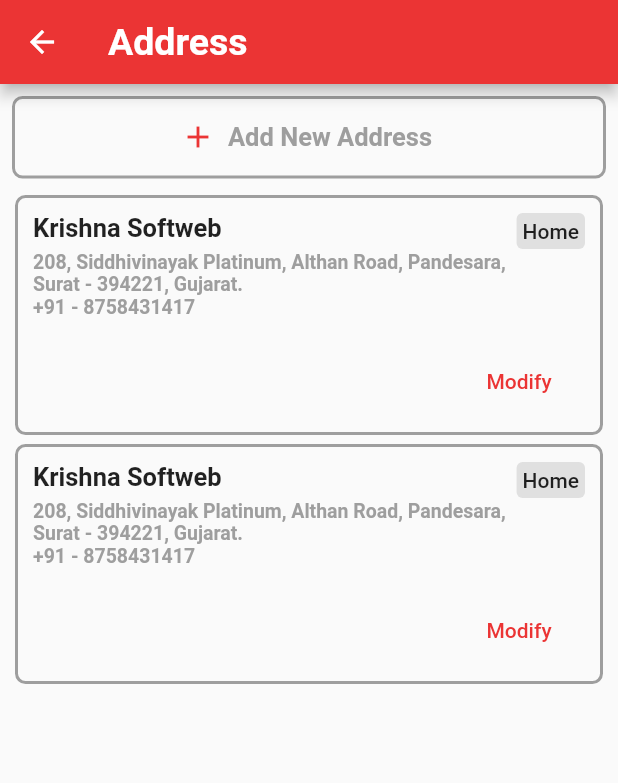
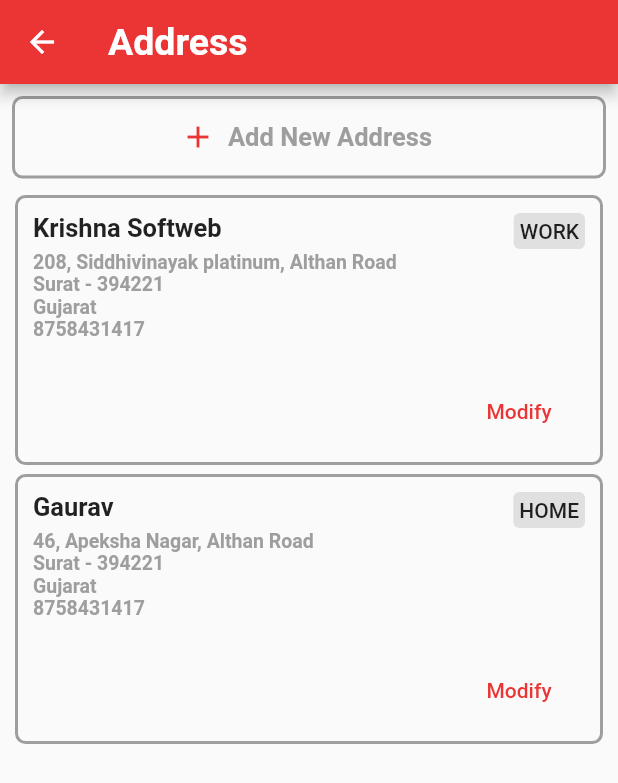
Before and after one commit to developerkrishnasoftweb/e_commerce, a Flutter app: the MyAddress screen opened directly, on a phone screen of 412 x 824 dp. Shown: the top 783 px of the screen. Run offline on Flutter 3.47's test engine with Material 2 defaults, Android fonts, the phone set to English and light mode, and no system bars; our stand-ins replace carousel_slider, flutter_screenutil; network calls fail.

Commit message:
20/02 Afternoon

```diff
--- a/lib/Screens/my_account.dart
+++ b/lib/Screens/my_account.dart
@@ -144,7 +144,10 @@ class _MyAccountState extends State<MyAccount> {
                           height: 10,
                         ),
                         profileButton(
-                            onPressed: () => Navigator.push(context, MaterialPageRoute(builder: (context) => MyAddress())),
+                            onPressed: () => Navigator.push(
+                                context,
+                                MaterialPageRoute(
+                                    builder: (context) => MyAddress())),
                             icon: Icons.location_on_rounded,
                             label: "Delivery Address"),
                       ],
--- a/lib/Screens/my_addresses.dart
+++ b/lib/Screens/my_addresses.dart
@@ -9,6 +9,26 @@ class MyAddress extends StatefulWidget {
 }
 
 class _MyAddressState extends State<MyAddress> {
+  List<AddressDetail> addresses = [
+    AddressDetail(
+      name: "Krishna Softweb",
+      type: "work",
+      address: "208, Siddhivinayak platinum, Althan Road",
+      mobileNo: "8758431417",
+      pinCode: "394221",
+      city: "Surat",
+      state: "Gujarat"
+    ),
+    AddressDetail(
+        name: "Gaurav",
+        type: "home",
+        address: "46, Apeksha Nagar, Althan Road",
+        mobileNo: "8758431417",
+        pinCode: "394221",
+        city: "Surat",
+        state: "Gujarat"
+    )
+  ];
   @override
   Widget build(BuildContext context) {
     Size size = MediaQuery.of(context).size;
@@ -44,7 +64,7 @@ class _MyAddressState extends State<MyAddress> {
               return Container(
                 margin: EdgeInsets.symmetric(vertical: 3),
                 padding: EdgeInsets.all(10),
-                height: 160,
+                height: 180,
                 width: size.width,
                 decoration: BoxDecoration(
                     border: Border.all(color: Colors.grey, width: 2),
@@ -60,7 +80,7 @@ class _MyAddressState extends State<MyAddress> {
                             child: Column(
                               crossAxisAlignment: CrossAxisAlignment.start,
                               children: [
-                                Text("Krishna Softweb",
+                                Text(addresses[index].name,
                                     style: TextStyle(
                                         fontWeight: FontWeight.bold,
                                         fontSize: 17)),
@@ -68,15 +88,33 @@ class _MyAddressState extends State<MyAddress> {
                                   height: 5,
                                 ),
                                 Text(
-                                  "208, Siddhivinayak Platinum, Althan Road, Pandesara, Surat - 394221, Gujarat.",
+                                  "${addresses[index].address}",
                                   style: TextStyle(
                                       fontWeight: FontWeight.bold,
                                       fontSize: 13,
                                       color: Colors.grey),
-                                  maxLines: 3,
+                                  maxLines: 2,
                                   overflow: TextOverflow.ellipsis,
                                 ),
-                                Text("+91 - 8758431417",
+                                Text(
+                                  "${addresses[index].city} - ${addresses[index].pinCode}",
+                                  style: TextStyle(
+                                      fontWeight: FontWeight.bold,
+                                      fontSize: 13,
+                                      color: Colors.grey),
+                                  maxLines: 2,
+                                  overflow: TextOverflow.ellipsis,
+                                ),
+                                Text(
+                                  addresses[index].state,
+                                  style: TextStyle(
+                                      fontWeight: FontWeight.bold,
+                                      fontSize: 13,
+                                      color: Colors.grey),
+                                  maxLines: 2,
+                                  overflow: TextOverflow.ellipsis,
+                                ),
+                                Text(addresses[index].mobileNo,
                                     style: TextStyle(
                                         fontWeight: FontWeight.bold,
                                         fontSize: 13,
@@ -87,7 +125,7 @@ class _MyAddressState extends State<MyAddress> {
                           Container(
                             padding: EdgeInsets.all(4),
                             child: Text(
-                              "Home",
+                              addresses[index].type.toUpperCase(),
                               style: TextStyle(
                                   fontSize: 14, fontWeight: FontWeight.w500),
                             ),
@@ -104,14 +142,14 @@ class _MyAddressState extends State<MyAddress> {
                       child: FlatButton(
                         child: Text("Modify",
                             style: TextStyle(color: Myapp.primaryColor)),
-                        onPressed: () {},
+                        onPressed: () => Navigator.push(context, MaterialPageRoute(builder: (context) => AddAddress(addressDetail: addresses[index],))),
                       ),
                     )
                   ],
                 ),
               );
             },
-            itemCount: 2,
+            itemCount: addresses.length,
             padding: EdgeInsets.symmetric(horizontal: 10),
             physics: BouncingScrollPhysics(),
           )),
@@ -120,3 +158,16 @@ class _MyAddressState extends State<MyAddress> {
     );
   }
 }
+
+class AddressDetail {
+  final String name,
+      mobileNo,
+      address,
+      pinCode,
+      state,
+      city,
+      type;
+
+  AddressDetail({this.name, this.mobileNo, this.address, this.pinCode, this.state, this.city, this.type});
+
+}
```
Also changed, not shown: lib/Screens/add_address.dart (+44 -16 lines).
